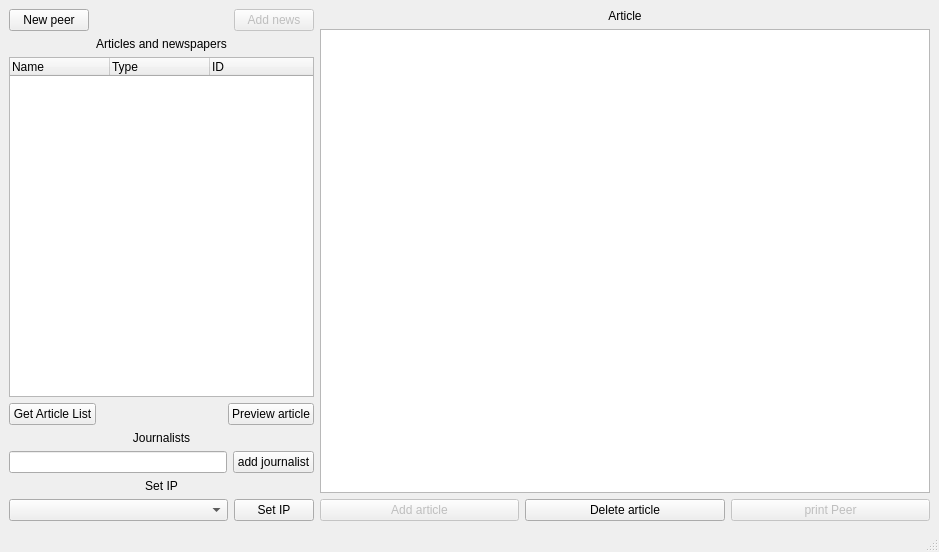
Before: the Qt Designer form mainwindow.ui in medvecm98/bp_program, drawn with Qt 5.
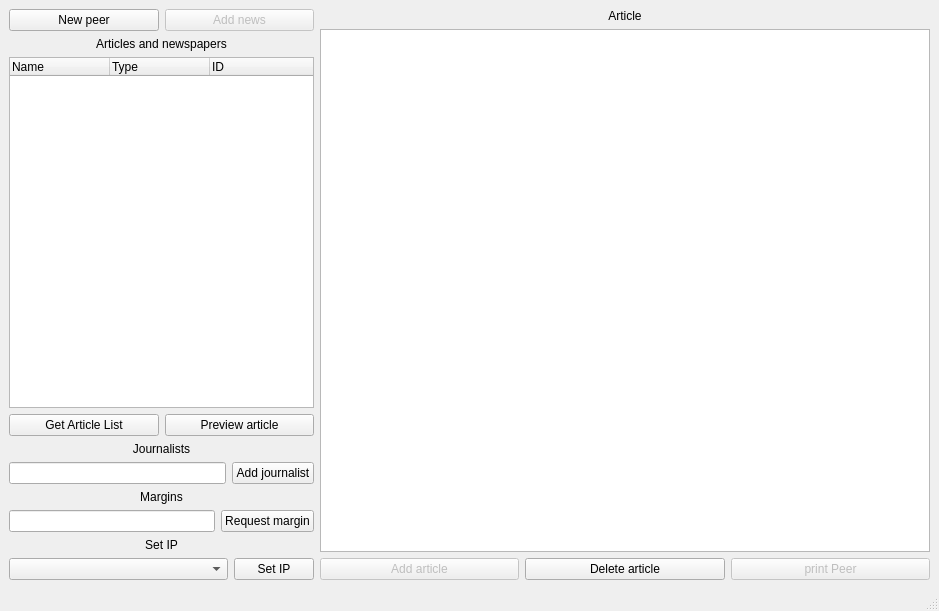
After: the same form once the commit is applied.

```diff
--- a/mainwindow.ui
+++ b/mainwindow.ui
@@ -7,7 +7,7 @@
     <x>0</x>
     <y>0</y>
     <width>939</width>
-    <height>552</height>
+    <height>611</height>
    </rect>
   </property>
   <property name="windowTitle">
@@ -34,19 +34,6 @@
             </property>
            </widget>
           </item>
-          <item>
-           <spacer name="horizontalSpacer">
-            <property name="orientation">
-             <enum>Qt::Horizontal</enum>
-            </property>
-            <property name="sizeHint" stdset="0">
-             <size>
-              <width>40</width>
-              <height>20</height>
-             </size>
-            </property>
-           </spacer>
-          </item>
           <item>
            <widget class="QPushButton" name="pushButton_add_news">
             <property name="enabled">
@@ -106,19 +93,6 @@
             </property>
            </widget>
           </item>
-          <item>
-           <spacer name="horizontalSpacer_2">
-            <property name="orientation">
-             <enum>Qt::Horizontal</enum>
-            </property>
-            <property name="sizeHint" stdset="0">
-             <size>
-              <width>40</width>
-              <height>20</height>
-             </size>
-            </property>
-           </spacer>
-          </item>
           <item>
            <widget class="QPushButton" name="pushButton_external_article">
             <property name="enabled">
@@ -149,7 +123,31 @@
           <item>
            <widget class="QPushButton" name="pushButton_addJournalist">
             <property name="text">
-             <string>add journalist</string>
+             <string>Add journalist</string>
+            </property>
+           </widget>
+          </item>
+         </layout>
+        </item>
+        <item>
+         <widget class="QLabel" name="label_4">
+          <property name="text">
+           <string>Margins</string>
+          </property>
+          <property name="alignment">
+           <set>Qt::AlignCenter</set>
+          </property>
+         </widget>
+        </item>
+        <item>
+         <layout class="QHBoxLayout" name="horizontalLayout_2">
+          <item>
+           <widget class="QLineEdit" name="lineEdit_margin"/>
+          </item>
+          <item>
+           <widget class="QPushButton" name="pushButton">
+            <property name="text">
+             <string>Request margin</string>
             </property>
            </widget>
           </item>
```
